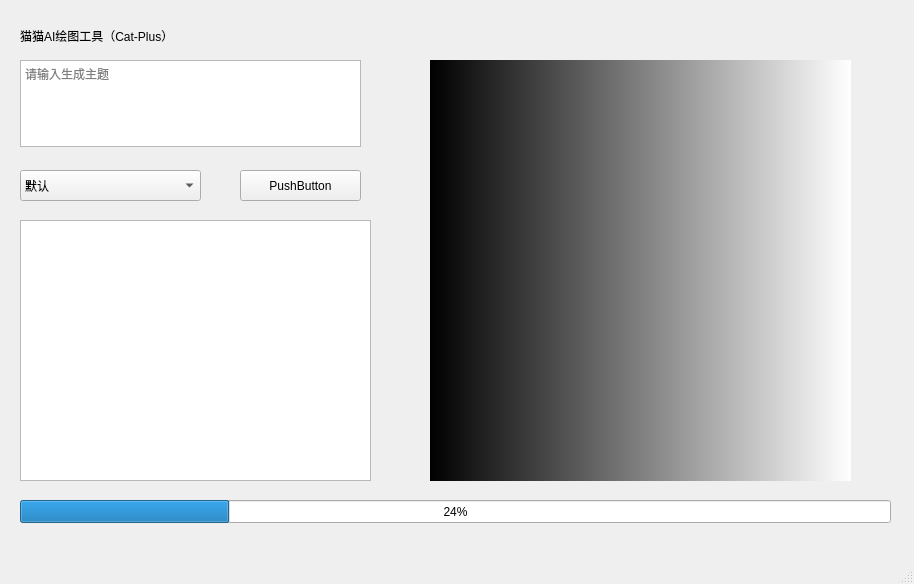
Xyy-tj/pluginbase, file dalle/dalle.ui: the form before one commit.
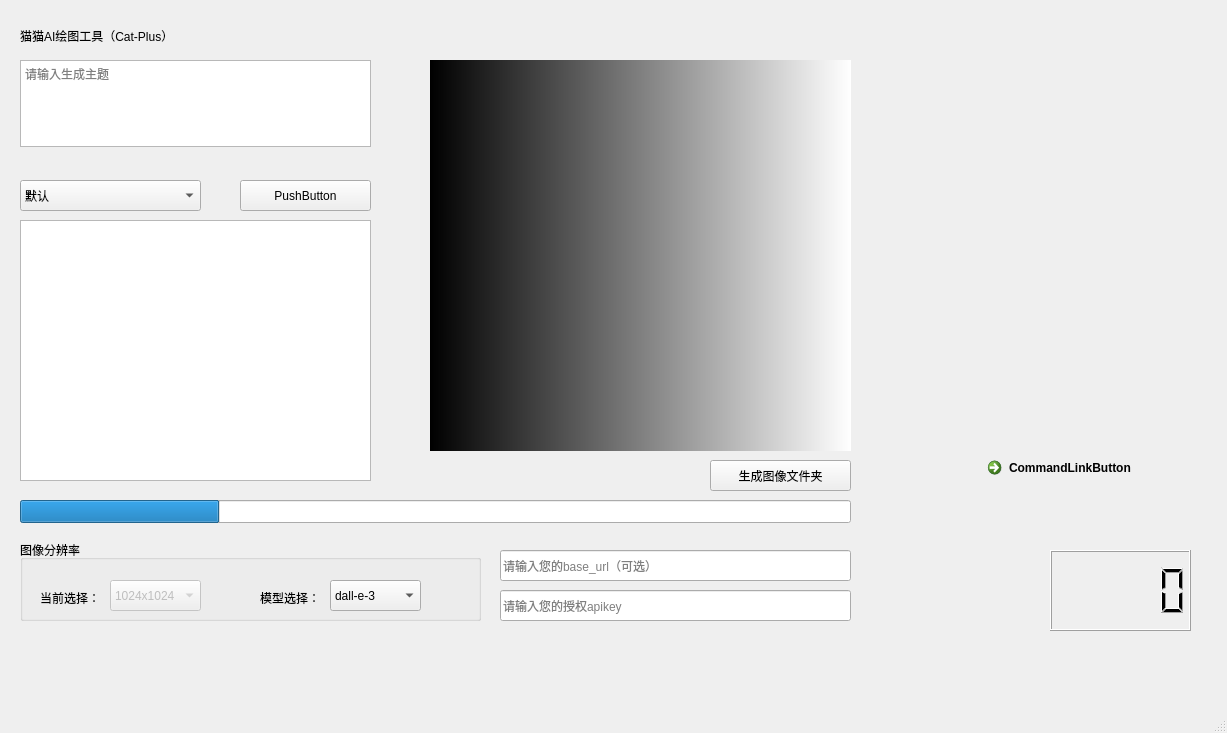
The form after the commit.

The edit to the form file:
```diff
--- a/dalle/dalle.ui
+++ b/dalle/dalle.ui
@@ -6,8 +6,8 @@
    <rect>
     <x>0</x>
     <y>0</y>
-    <width>914</width>
-    <height>584</height>
+    <width>1227</width>
+    <height>733</height>
    </rect>
   </property>
   <property name="windowTitle">
@@ -18,8 +18,8 @@
     <property name="geometry">
      <rect>
       <x>240</x>
-      <y>170</y>
-      <width>121</width>
+      <y>180</y>
+      <width>131</width>
       <height>31</height>
      </rect>
     </property>
@@ -32,19 +32,22 @@
      <rect>
       <x>20</x>
       <y>500</y>
-      <width>871</width>
+      <width>831</width>
       <height>23</height>
      </rect>
     </property>
     <property name="value">
      <number>24</number>
     </property>
+    <property name="textVisible">
+     <bool>false</bool>
+    </property>
    </widget>
    <widget class="QComboBox" name="comboBox">
     <property name="geometry">
      <rect>
       <x>20</x>
-      <y>170</y>
+      <y>180</y>
       <width>181</width>
       <height>31</height>
      </rect>
@@ -80,7 +83,7 @@
      <rect>
       <x>20</x>
       <y>60</y>
-      <width>341</width>
+      <width>351</width>
       <height>87</height>
      </rect>
     </property>
@@ -104,7 +107,7 @@
       <x>430</x>
       <y>60</y>
       <width>421</width>
-      <height>421</height>
+      <height>391</height>
      </rect>
     </property>
     <property name="styleSheet">
@@ -130,6 +133,155 @@
      <string>猫猫AI绘图工具（Cat-Plus）</string>
     </property>
    </widget>
+   <widget class="QGroupBox" name="groupBox">
+    <property name="geometry">
+     <rect>
+      <x>20</x>
+      <y>540</y>
+      <width>461</width>
+      <height>81</height>
+     </rect>
+    </property>
+    <property name="title">
+     <string>图像分辨率</string>
+    </property>
+    <widget class="QLabel" name="label_3">
+     <property name="geometry">
+      <rect>
+       <x>20</x>
+       <y>50</y>
+       <width>72</width>
+       <height>15</height>
+      </rect>
+     </property>
+     <property name="text">
+      <string>当前选择：</string>
+     </property>
+    </widget>
+    <widget class="QComboBox" name="comboBox_imgsize">
+     <property name="enabled">
+      <bool>false</bool>
+     </property>
+     <property name="geometry">
+      <rect>
+       <x>90</x>
+       <y>40</y>
+       <width>91</width>
+       <height>31</height>
+      </rect>
+     </property>
+     <item>
+      <property name="text">
+       <string>1024x1024</string>
+      </property>
+     </item>
+     <item>
+      <property name="text">
+       <string>512x512</string>
+      </property>
+     </item>
+     <item>
+      <property name="text">
+       <string>256x256</string>
+      </property>
+     </item>
+    </widget>
+    <widget class="QComboBox" name="comboBox_model">
+     <property name="geometry">
+      <rect>
+       <x>310</x>
+       <y>40</y>
+       <width>91</width>
+       <height>31</height>
+      </rect>
+     </property>
+     <item>
+      <property name="text">
+       <string>dall-e-3</string>
+      </property>
+     </item>
+     <item>
+      <property name="text">
+       <string>dall-e-2</string>
+      </property>
+     </item>
+    </widget>
+    <widget class="QLabel" name="label_4">
+     <property name="geometry">
+      <rect>
+       <x>240</x>
+       <y>50</y>
+       <width>72</width>
+       <height>15</height>
+      </rect>
+     </property>
+     <property name="text">
+      <string>模型选择：</string>
+     </property>
+    </widget>
+   </widget>
+   <widget class="QLineEdit" name="lineEdit">
+    <property name="geometry">
+     <rect>
+      <x>500</x>
+      <y>590</y>
+      <width>351</width>
+      <height>31</height>
+     </rect>
+    </property>
+    <property name="placeholderText">
+     <string>请输入您的授权apikey</string>
+    </property>
+   </widget>
+   <widget class="QLineEdit" name="lineEdit_2">
+    <property name="geometry">
+     <rect>
+      <x>500</x>
+      <y>550</y>
+      <width>351</width>
+      <height>31</height>
+     </rect>
+    </property>
+    <property name="placeholderText">
+     <string>请输入您的base_url（可选）</string>
+    </property>
+   </widget>
+   <widget class="QLCDNumber" name="lcdNumber">
+    <property name="geometry">
+     <rect>
+      <x>1050</x>
+      <y>550</y>
+      <width>141</width>
+      <height>81</height>
+     </rect>
+    </property>
+   </widget>
+   <widget class="QCommandLinkButton" name="commandLinkButton">
+    <property name="geometry">
+     <rect>
+      <x>980</x>
+      <y>450</y>
+      <width>222</width>
+      <height>48</height>
+     </rect>
+    </property>
+    <property name="text">
+     <string>CommandLinkButton</string>
+    </property>
+   </widget>
+   <widget class="QPushButton" name="pushButton_2">
+    <property name="geometry">
+     <rect>
+      <x>710</x>
+      <y>460</y>
+      <width>141</width>
+      <height>31</height>
+     </rect>
+    </property>
+    <property name="text">
+     <string>生成图像文件夹</string>
+    </property>
+   </widget>
   </widget>
   <widget class="QMenuBar" name="menubar">
    <property name="geometry">
```
Left out of the diff: 23 changed lines with no effect on the pictures.
